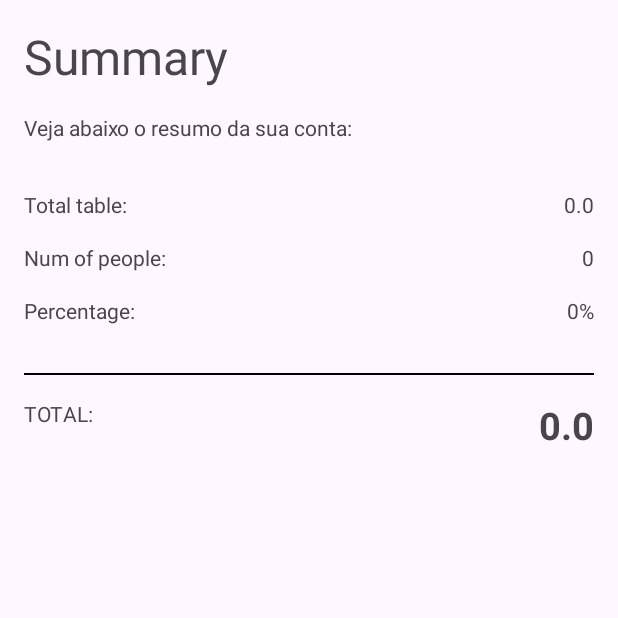
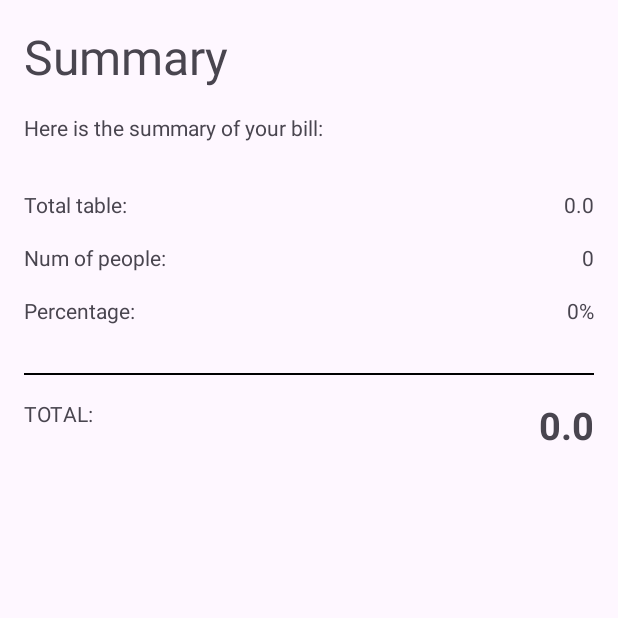
Before and after one commit to borgesrenan/TipsCalculatorNew, an Android app: the SummaryActivity screen opened directly, with no data from a screen before it, on a phone screen of 412 x 824 dp, the top half of it. Run offline under Robolectric (Android 15) with nearby library versions, the phone set to English and light mode, and no system bars.

Commit message:
Utilizando string resource

```diff
--- a/app/src/main/res/layout/activity_summary.xml
+++ b/app/src/main/res/layout/activity_summary.xml
@@ -11,7 +11,7 @@
         android:id="@+id/textView"
         android:layout_width="wrap_content"
         android:layout_height="wrap_content"
-        android:text="Summary"
+        android:text="@string/summary"
         android:textSize="32sp"
         android:layout_margin="16dp"
         app:layout_constraintStart_toStartOf="parent"
@@ -22,7 +22,7 @@
         android:layout_width="wrap_content"
         android:layout_height="wrap_content"
         android:layout_marginTop="16dp"
-        android:text="Veja abaixo o resumo da sua conta:"
+        android:text="@string/bill_details"
         app:layout_constraintStart_toStartOf="@+id/textView"
         app:layout_constraintTop_toBottomOf="@+id/textView" />
 
@@ -30,7 +30,7 @@
         android:id="@+id/tv_total_table_label"
         android:layout_width="wrap_content"
         android:layout_height="wrap_content"
-        android:text="Total table:"
+        android:text="@string/total_table"
         android:layout_marginTop="32dp"
         app:layout_constraintStart_toStartOf="@+id/textView"
         app:layout_constraintTop_toBottomOf="@+id/tv_subtitle" />
@@ -49,7 +49,7 @@
         android:layout_width="wrap_content"
         android:layout_height="wrap_content"
         android:layout_marginTop="16dp"
-        android:text="Num of people: "
+        android:text="@string/num_of_people"
         app:layout_constraintStart_toStartOf="@+id/tv_total_table_label"
         app:layout_constraintTop_toBottomOf="@+id/tv_total_table_label" />
 
@@ -67,7 +67,7 @@
         android:layout_width="wrap_content"
         android:layout_height="wrap_content"
         android:layout_marginTop="16dp"
-        android:text="Percentage:"
+        android:text="@string/percentage_details"
         app:layout_constraintStart_toStartOf="@+id/tv_num_people_label"
         app:layout_constraintTop_toBottomOf="@+id/tv_num_people_label" />
 
@@ -116,7 +116,7 @@
         android:id="@+id/btn_refresh"
         android:layout_width="match_parent"
         android:layout_height="wrap_content"
-        android:text="REFRESH"
+        android:text="@string/refresh"
         android:layout_margin="16dp"
         app:layout_constraintBottom_toBottomOf="parent"
         app:layout_constraintEnd_toEndOf="parent"
```
Also changed, not shown: app/src/main/res/layout/activity_main.xml (+7 -7 lines), app/src/main/res/values/strings.xml (+13 -14 lines), 1 other file.
